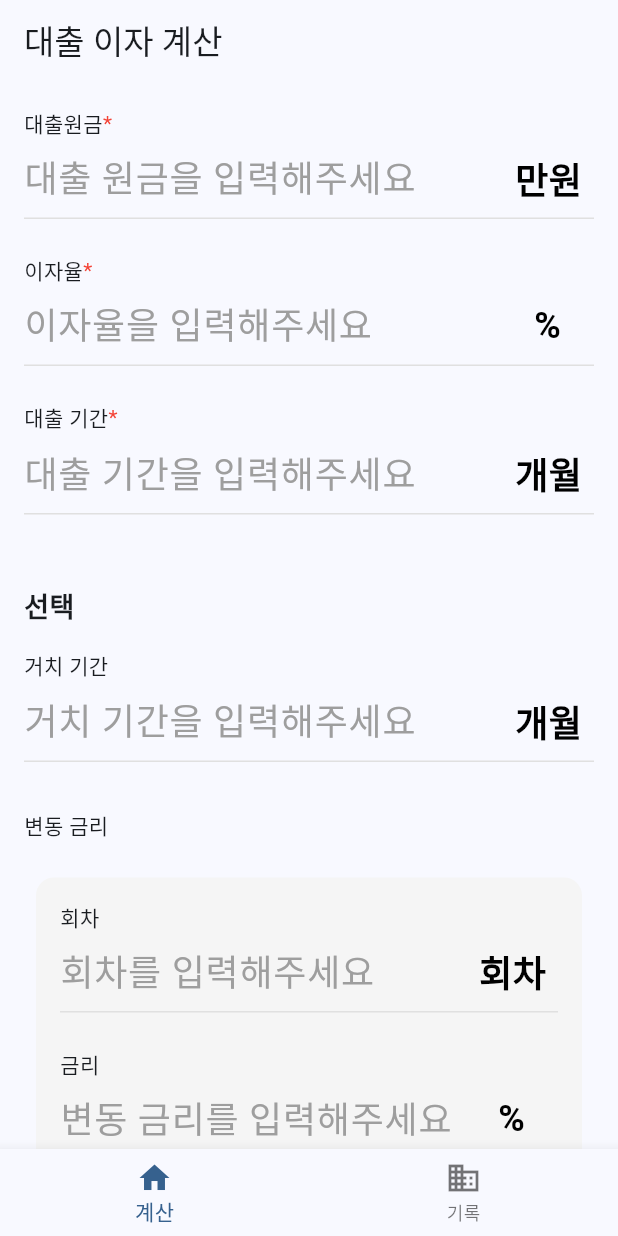
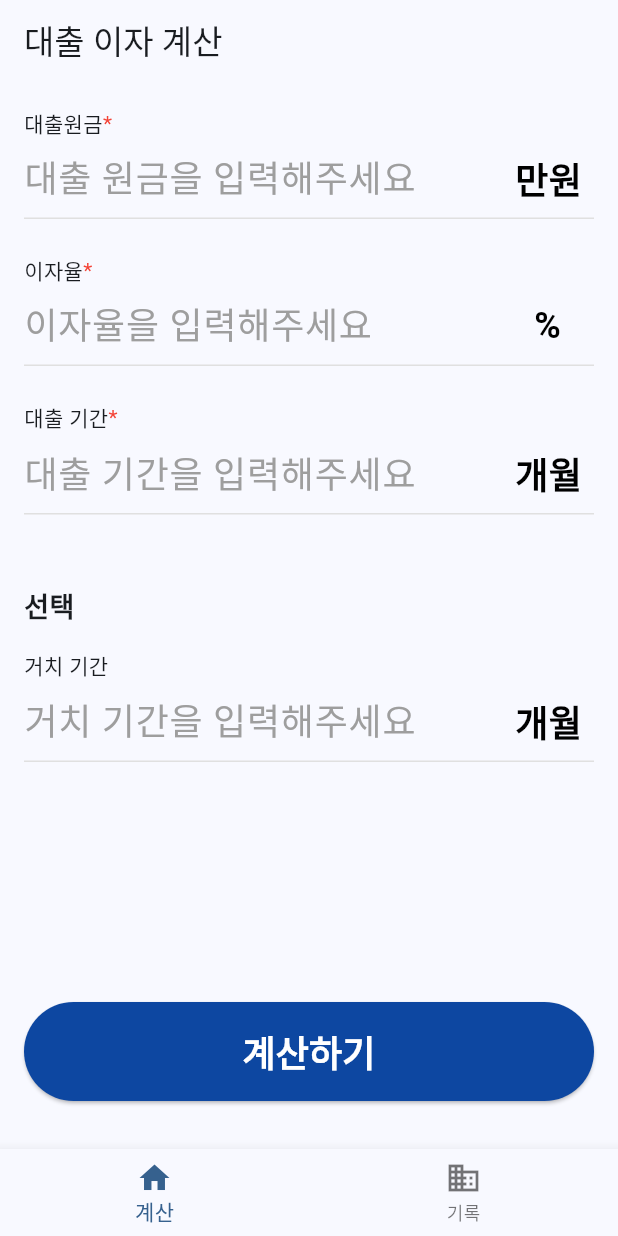
Before and after one commit to JuyeonYu/interest_calculator, a Flutter app: the screen it shows after launch, on a phone screen of 412 x 824 dp. Run offline on Flutter 3.47's test engine with Material 3 defaults, Android fonts, the light colour scheme and no system bars; our stand-ins replace currency_text_input_formatter, flutter_keyboard_visibility, google_mobile_ads, hive, hive_flutter; missing offline and left inert: segmented_button_slide; accounts and stored records are empty.

Commit message:
feat: 변동금리 제거 (로컬db와 호환 맞춰야함)

```diff
--- a/lib/calculator_page.dart
+++ b/lib/calculator_page.dart
@@ -225,144 +225,144 @@ class _CalculatorPageState extends State<CalculatorPage> {
                           keyboardType: const TextInputType.numberWithOptions(
                               decimal: false),
                         ),
-                      const Padding(
-                        padding: EdgeInsets.fromLTRB(0, 8, 0, 16),
-                        child: Text('변동 금리'),
-                      ),
-                      ..._variableInterestRates.asMap().entries.map((entry) {
-                        int variableIndex = entry.key;
-                        VariableInterestRate varibleInterestRate = entry.value;
-                        return Padding(
-                          padding: const EdgeInsets.all(8.0),
-                          child: Stack(
-                            clipBehavior: Clip.none,
-                            children: [
-                              Container(
-                                decoration: BoxDecoration(
-                                    color: Colors.grey[100],
-                                    borderRadius: BorderRadius.circular(12)),
-                                child: Padding(
-                                  padding:
-                                      const EdgeInsets.fromLTRB(16, 16, 16, 0),
-                                  child: Column(
-                                    children: [
-                                      InputText(
-                                        title: '회차',
-                                        placeholder: '회차를 입력해주세요',
-                                        surfix: '회차',
-                                        isRequired: false,
-                                        desc: '',
-                                        onChanged: (value) {
-                                          if (value.isEmpty) {
-                                            return;
-                                          }
+                      // const Padding(
+                      //   padding: EdgeInsets.fromLTRB(0, 8, 0, 16),
+                      //   child: Text('변동 금리'),
+                      // ),
+                      // ..._variableInterestRates.asMap().entries.map((entry) {
+                      //   int variableIndex = entry.key;
+                      //   VariableInterestRate varibleInterestRate = entry.value;
+                      //   return Padding(
+                      //     padding: const EdgeInsets.all(8.0),
+                      //     child: Stack(
+                      //       clipBehavior: Clip.none,
+                      //       children: [
+                      //         Container(
+                      //           decoration: BoxDecoration(
+                      //               color: Colors.grey[100],
+                      //               borderRadius: BorderRadius.circular(12)),
+                      //           child: Padding(
+                      //             padding:
+                      //                 const EdgeInsets.fromLTRB(16, 16, 16, 0),
+                      //             child: Column(
+                      //               children: [
+                      //                 InputText(
+                      //                   title: '회차',
+                      //                   placeholder: '회차를 입력해주세요',
+                      //                   surfix: '회차',
+                      //                   isRequired: false,
+                      //                   desc: '',
+                      //                   onChanged: (value) {
+                      //                     if (value.isEmpty) {
+                      //                       return;
+                      //                     }
 
-                                          int start = int.parse(value);
-                                          if (start < 1) {
-                                            ScaffoldMessenger.of(context)
-                                                .showSnackBar(
-                                              const SnackBar(
-                                                content: Text('1회차 이상 입력해주세요.'),
-                                              ),
-                                            );
-                                            return;
-                                          }
+                      //                     int start = int.parse(value);
+                      //                     if (start < 1) {
+                      //                       ScaffoldMessenger.of(context)
+                      //                           .showSnackBar(
+                      //                         const SnackBar(
+                      //                           content: Text('1회차 이상 입력해주세요.'),
+                      //                         ),
+                      //                       );
+                      //                       return;
+                      //                     }
 
-                                          if (start < 1) {
-                                            ScaffoldMessenger.of(context)
-                                                .showSnackBar(
-                                              const SnackBar(
-                                                content: Text('1회차 이상 입력해주세요.'),
-                                              ),
-                                            );
-                                            return;
-                                          }
-                                          if (_variableInterestRates
-                                              .map((element) => element.months)
-                                              .contains(start)) {
-                                            return;
-                                          }
+                      //                     if (start < 1) {
+                      //                       ScaffoldMessenger.of(context)
+                      //                           .showSnackBar(
+                      //                         const SnackBar(
+                      //                           content: Text('1회차 이상 입력해주세요.'),
+                      //                         ),
+                      //                       );
+                      //                       return;
+                      //                     }
+                      //                     if (_variableInterestRates
+                      //                         .map((element) => element.months)
+                      //                         .contains(start)) {
+                      //                       return;
+                      //                     }
 
-                                          _variableInterestRates[
-                                                  variableIndex] =
-                                              _variableInterestRates[
-                                                      variableIndex]
-                                                  .copywith(
-                                                      months: int.parse(value));
-                                          widget.calculatorInput
-                                                  .variableInterestRates =
-                                              _variableInterestRates;
-                                        },
-                                        keyboardType: const TextInputType
-                                            .numberWithOptions(decimal: false),
-                                      ),
-                                      InputText(
-                                        title: '금리',
-                                        placeholder: '변동 금리를 입력해주세요',
-                                        surfix: '%',
-                                        isRequired: false,
-                                        desc: '',
-                                        onChanged: (value) {
-                                          if (value.isEmpty) {
-                                            widget.calculatorInput = widget
-                                                .calculatorInput
-                                                .copyWith(interestRate: 0);
-                                            return;
-                                          }
-                                          try {
-                                            double d = double.parse(value);
-                                            _variableInterestRates[
-                                                    variableIndex] =
-                                                _variableInterestRates[
-                                                        variableIndex]
-                                                    .copywith(interestRate: d);
-                                            widget.calculatorInput.copyWith(
-                                                variableInterestRates:
-                                                    _variableInterestRates);
-                                            print(d);
-                                          } catch (e) {
-                                            print('Invalid input string');
-                                          }
-                                        },
-                                        keyboardType: const TextInputType
-                                            .numberWithOptions(decimal: false),
-                                      ),
-                                    ],
-                                  ),
-                                ),
-                              ),
-                              if (variableIndex > 0 &&
-                                  variableIndex ==
-                                      _variableInterestRates.length - 1)
-                                Positioned(
-                                  top: 0,
-                                  right: 0,
-                                  child: GestureDetector(
-                                    onTap: () {
-                                      setState(() {
-                                        _variableInterestRates
-                                            .removeAt(variableIndex);
-                                        widget.calculatorInput.copyWith(
-                                            variableInterestRates:
-                                                _variableInterestRates);
-                                      });
-                                    },
-                                    child: Container(
-                                      decoration: BoxDecoration(
-                                        color: Colors.red[400],
-                                        shape: BoxShape.circle,
-                                      ),
-                                      child: const Padding(
-                                        padding: EdgeInsets.all(8.0),
-                                        child: Icon(Icons.remove),
-                                      ),
-                                    ),
-                                  ),
-                                ),
-                            ],
-                          ),
-                        );
-                      }),
+                      //                     _variableInterestRates[
+                      //                             variableIndex] =
+                      //                         _variableInterestRates[
+                      //                                 variableIndex]
+                      //                             .copywith(
+                      //                                 months: int.parse(value));
+                      //                     widget.calculatorInput
+                      //                             .variableInterestRates =
+                      //                         _variableInterestRates;
+                      //                   },
+                      //                   keyboardType: const TextInputType
+                      //                       .numberWithOptions(decimal: false),
+                      //                 ),
+                      //                 InputText(
+                      //                   title: '금리',
+                      //                   placeholder: '변동 금리를 입력해주세요',
+                      //                   surfix: '%',
+                      //                   isRequired: false,
+                      //                   desc: '',
+                      //                   onChanged: (value) {
+                      //                     if (value.isEmpty) {
+                      //                       widget.calculatorInput = widget
+                      //                           .calculatorInput
+                      //                           .copyWith(interestRate: 0);
+                      //                       return;
+                      //                     }
+                      //                     try {
+                      //                       double d = double.parse(value);
+                      //                       _variableInterestRates[
+                      //                               variableIndex] =
+                      //                           _variableInterestRates[
+                      //                                   variableIndex]
+                      //                               .copywith(interestRate: d);
+                      //                       widget.calculatorInput.copyWith(
+                      //                           variableInterestRates:
+                      //                               _variableInterestRates);
+                      //                       print(d);
+                      //                     } catch (e) {
+                      //                       print('Invalid input string');
+                      //                     }
+                      //                   },
+                      //                   keyboardType: const TextInputType
+                      //                       .numberWithOptions(decimal: false),
+                      //                 ),
+                      //               ],
+                      //             ),
+                      //           ),
+                      //         ),
+                      //         if (variableIndex > 0 &&
+                      //             variableIndex ==
+                      //                 _variableInterestRates.length - 1)
+                      //           Positioned(
+                      //             top: 0,
+                      //             right: 0,
+                      //             child: GestureDetector(
+                      //               onTap: () {
+                      //                 setState(() {
+                      //                   _variableInterestRates
+                      //                       .removeAt(variableIndex);
+                      //                   widget.calculatorInput.copyWith(
+                      //                       variableInterestRates:
+                      //                           _variableInterestRates);
+                      //                 });
+                      //               },
+                      //               child: Container(
+                      //                 decoration: BoxDecoration(
+                      //                   color: Colors.red[400],
+                      //                   shape: BoxShape.circle,
+                      //                 ),
+                      //                 child: const Padding(
+                      //                   padding: EdgeInsets.all(8.0),
+                      //                   child: Icon(Icons.remove),
+                      //                 ),
+                      //               ),
+                      //             ),
+                      //           ),
+                      //       ],
+                      //     ),
+                      //   );
+                      // }),
                     ],
                   ),
                   const Spacer(),
```
